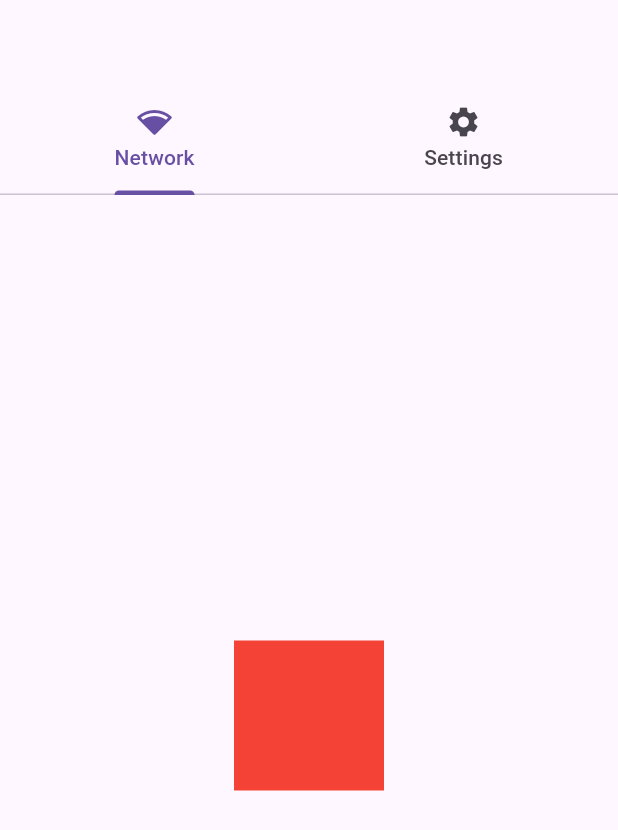
After one commit to CynaraCosta/tcc-mobile, a Flutter app: the MenuPage screen opened by its route, on a phone screen of 412 x 824 dp. The commit adds this screen. Shown: the top 830 px of the screen. Run offline on Flutter 3.47's test engine with Material 3 defaults, Android fonts, the phone set to English and light mode, and no system bars; our stand-ins replace flutter_svg, get_it, go_router, injectable.

Commit message:
add menu page

```diff
--- /dev/null
+++ b/tcc_mobile/lib/commons/debugging/features/menu/presentation/menu_page.dart
@@ -0,0 +1,40 @@
+import 'package:flutter/material.dart';
+import 'package:tcc_mobile/commons/debugging/features/menu/utils/menu_tabs.dart';
+import 'package:tcc_mobile/commons/debugging/features/network/network_requests_page.dart';
+import 'package:tcc_mobile/commons/debugging/features/settings/settings_page.dart';
+
+class MenuPage extends StatefulWidget {
+  const MenuPage({super.key});
+
+  @override
+  State<MenuPage> createState() => _MenuPageState();
+}
+
+class _MenuPageState extends State<MenuPage> {
+  @override
+  Widget build(BuildContext context) {
+    return DefaultTabController(
+      length: menuTabs.length,
+      child: Scaffold(
+        appBar: AppBar(
+          bottom: TabBar(
+            tabs: menuTabs
+                .map(
+                  (e) => Tab(
+                    text: e.title,
+                    icon: e.icon,
+                  ),
+                )
+                .toList(),
+          ),
+        ),
+        body: const TabBarView(
+          children: [
+            NetworkRequestsPage(),
+            SettingsPage(),
+          ],
+        ),
+      ),
+    );
+  }
+}
--- /dev/null
+++ b/tcc_mobile/lib/commons/debugging/features/menu/utils/menu_tabs.dart
@@ -0,0 +1,26 @@
+import 'package:flutter/material.dart';
+
+class XDebuggingTabIcon {
+  XDebuggingTabIcon({
+    required this.title,
+    required this.icon,
+  });
+
+  final String title;
+  final Icon icon;
+}
+
+final List<XDebuggingTabIcon> menuTabs = [
+  XDebuggingTabIcon(
+    title: 'Network',
+    icon: const Icon(
+      Icons.network_wifi_rounded,
+    ),
+  ),
+  XDebuggingTabIcon(
+    title: 'Settings',
+    icon: const Icon(
+      Icons.settings,
+    ),
+  ),
+];
--- /dev/null
+++ b/tcc_mobile/lib/commons/debugging/features/network/network_requests_page.dart
@@ -0,0 +1,18 @@
+import 'package:flutter/material.dart';
+
+class NetworkRequestsPage extends StatelessWidget {
+  const NetworkRequestsPage({super.key});
+
+  @override
+  Widget build(BuildContext context) {
+    return Center(
+      child: Container(
+        decoration: const BoxDecoration(
+          color: Colors.red,
+        ),
+        width: 100,
+        height: 100,
+      ),
+    );
+  }
+}
--- a/tcc_mobile/lib/commons/debugging/settings/debugging_settings.dart
+++ b/tcc_mobile/lib/commons/debugging/settings/debugging_settings.dart
@@ -1,4 +1,6 @@
 import 'package:flutter/foundation.dart';
+import 'package:flutter/material.dart';
+import 'package:tcc_mobile/commons/debugging/features/menu/presentation/menu_page.dart';
 
 class DebuggingSettings {
   DebuggingSettings._();
@@ -8,4 +10,6 @@ class DebuggingSettings {
   static DebuggingSettings get instance => _instance;
 
   static const bool enabled = kDebugMode;
+
+  Widget get debuggingPage => const MenuPage();
 }
--- a/tcc_mobile/lib/commons/router/src/routes.dart
+++ b/tcc_mobile/lib/commons/router/src/routes.dart
@@ -1,5 +1,6 @@
 enum Routes {
   home('/'),
+  xdebuggingPage('/xdebugging/menu_page'),
   exampleWidget('/example/example_widget');
 
   const Routes(this.path);
--- a/tcc_mobile/lib/page_routes.dart
+++ b/tcc_mobile/lib/page_routes.dart
@@ -1,6 +1,7 @@
 import 'package:flutter/material.dart' hide PageRoute;
 import 'package:get_it/get_it.dart';
 import 'package:tcc_mobile/app/example/example.dart';
+import 'package:tcc_mobile/commons/debugging/routes/debugging_routes.dart';
 import 'package:tcc_mobile/commons/router/router.dart';
 
 final AppNavigator appNavigator = GetIt.I.get<AppNavigator>();
@@ -26,4 +27,5 @@ final homeRoute = PageRoute(
 final routes = <PageRoute>[
   homeRoute,
   ...exampleWidgetRoutes,
+  ...xdebuggingRoutes,
 ];
```
Also changed, not shown: tcc_mobile/lib/commons/debugging/features/settings/settings_page.dart (added, +18 -0 lines), tcc_mobile/lib/commons/debugging/routes/debugging_routes.dart (added, +9 -0 lines), tcc_mobile/lib/root.dart (+5 -6 lines).
